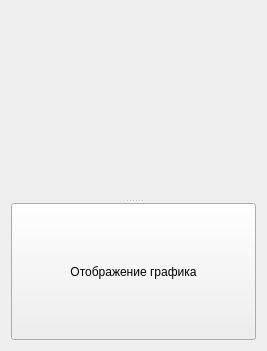
Old version of the form qt_gui/main_window.ui in the repository djagabuncilla/DVB-S_demodulator.
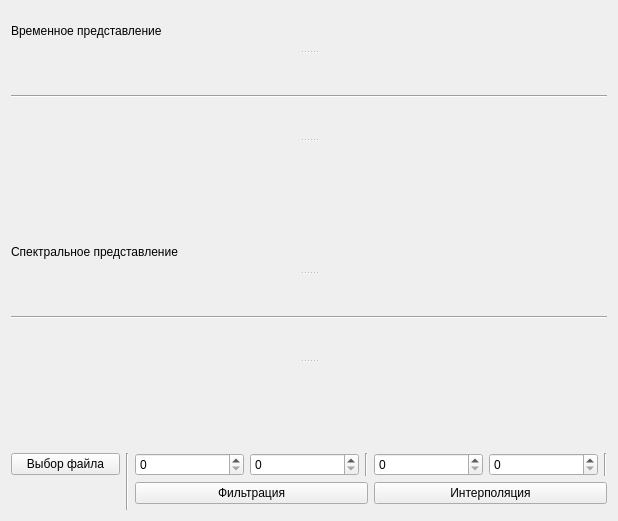
New version of the form.

Commit message: Продолжаем делать GUI 02.12.25

Diff of the .ui file:
```diff
--- a/qt_gui/main_window.ui
+++ b/qt_gui/main_window.ui
@@ -6,30 +6,119 @@
    <rect>
     <x>0</x>
     <y>0</y>
-    <width>267</width>
-    <height>351</height>
+    <width>618</width>
+    <height>521</height>
    </rect>
   </property>
   <property name="windowTitle">
    <string>Form</string>
   </property>
-  <layout class="QGridLayout" name="gridLayout">
+  <layout class="QGridLayout" name="gridLayout_2">
    <item row="0" column="0">
-    <widget class="QSplitter" name="splitter">
-     <property name="orientation">
-      <enum>Qt::Orientation::Vertical</enum>
-     </property>
-     <widget class="QWidget" name="plotWidget" native="true">
-      <property name="enabled">
-       <bool>true</bool>
-      </property>
-     </widget>
-     <widget class="QPushButton" name="pushButton">
-      <property name="text">
-       <string>Отображение графика</string>
-      </property>
-     </widget>
-    </widget>
+    <layout class="QVBoxLayout" name="verticalLayout">
+     <item>
+      <widget class="QSplitter" name="splitter">
+       <property name="orientation">
+        <enum>Qt::Orientation::Vertical</enum>
+       </property>
+       <widget class="QLabel" name="label_2">
+        <property name="text">
+         <string>Временное представление</string>
+        </property>
+       </widget>
+       <widget class="Line" name="line">
+        <property name="orientation">
+         <enum>Qt::Orientation::Horizontal</enum>
+        </property>
+       </widget>
+       <widget class="QWidget" name="plot_time_Widget" native="true">
+        <property name="enabled">
+         <bool>true</bool>
+        </property>
+       </widget>
+      </widget>
+     </item>
+     <item>
+      <widget class="QSplitter" name="splitter_2">
+       <property name="orientation">
+        <enum>Qt::Orientation::Vertical</enum>
+       </property>
+       <widget class="QLabel" name="label">
+        <property name="text">
+         <string>Спектральное представление</string>
+        </property>
+       </widget>
+       <widget class="Line" name="line_2">
+        <property name="orientation">
+         <enum>Qt::Orientation::Horizontal</enum>
+        </property>
+       </widget>
+       <widget class="QWidget" name="plot_spectr_Widget" native="true">
+        <property name="enabled">
+         <bool>true</bool>
+        </property>
+       </widget>
+      </widget>
+     </item>
+     <item>
+      <layout class="QGridLayout" name="gridLayout">
+       <item row="0" column="0">
+        <widget class="QPushButton" name="pushButton_choose_file">
+         <property name="text">
+          <string>Выбор файла</string>
+         </property>
+        </widget>
+       </item>
+       <item row="0" column="1" rowspan="3">
+        <widget class="Line" name="line_3">
+         <property name="orientation">
+          <enum>Qt::Orientation::Vertical</enum>
+         </property>
+        </widget>
+       </item>
+       <item row="0" column="2">
+        <widget class="QSpinBox" name="spinBox_f_1"/>
+       </item>
+       <item row="0" column="3">
+        <widget class="QSpinBox" name="spinBox_f_2"/>
+       </item>
+       <item row="0" column="4">
+        <widget class="Line" name="line_4">
+         <property name="orientation">
+          <enum>Qt::Orientation::Vertical</enum>
+         </property>
+        </widget>
+       </item>
+       <item row="0" column="5">
+        <widget class="QSpinBox" name="spinBox_i_1"/>
+       </item>
+       <item row="0" column="6">
+        <widget class="QSpinBox" name="spinBox_i_2"/>
+       </item>
+       <item row="0" column="7">
+        <widget class="Line" name="line_5">
+         <property name="orientation">
+          <enum>Qt::Orientation::Vertical</enum>
+         </property>
+        </widget>
+       </item>
+       <item row="1" column="2" colspan="3">
+        <widget class="QPushButton" name="pushButton_filter_signal">
+         <property name="text">
+          <string>Фильтрация</string>
+         </property>
+        </widget>
+       </item>
+       <item row="1" column="5" colspan="3">
+        <widget class="QPushButton" name="pushButton_filter_signal_2">
+         <property name="text">
+          <string>Интерполяция</string>
+         </property>
+        </widget>
+       </item>
+      </layout>
+     </item>
+    </layout>
    </item>
   </layout>
  </widget>
```
The commit also changes 3 other files.
